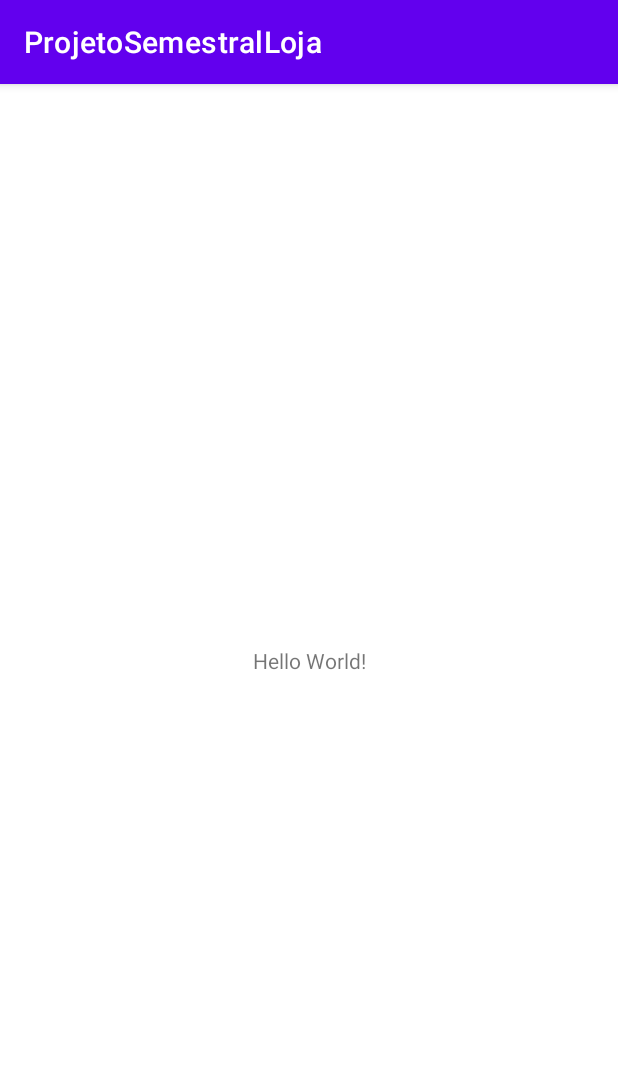
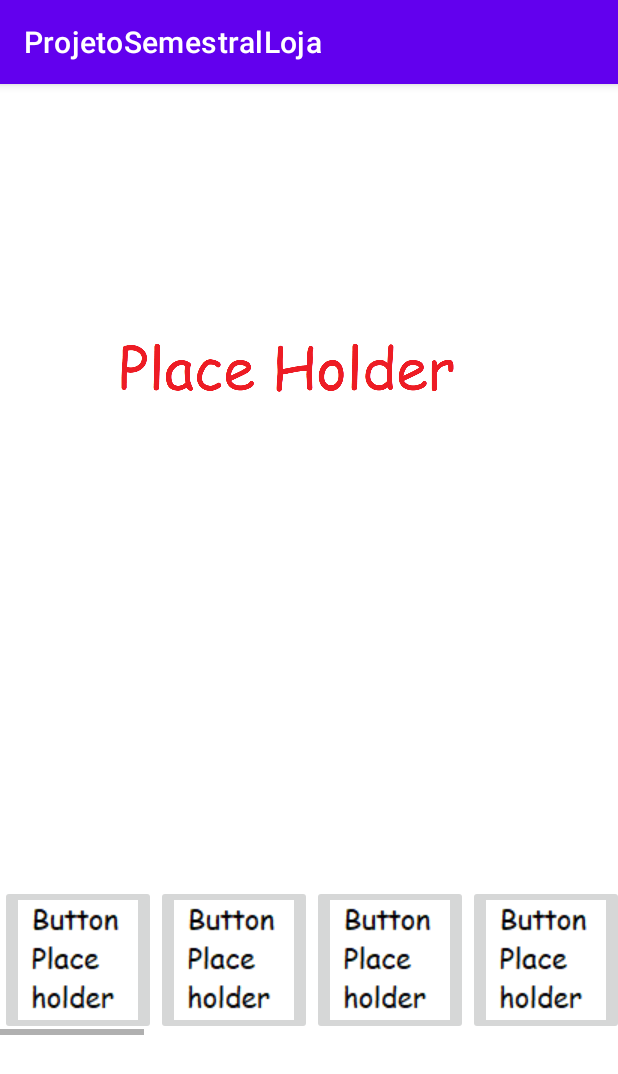
Before and after one commit to EAKerber/ProjetoSemestralLoja, an Android app: the MainActivity screen opened directly, with no data from a screen before it, on a phone screen of 412 x 824 dp. Shown: the top 1074 px of the screen. Run offline under Robolectric (Android 15) with nearby library versions, the light colour scheme and no system bars.

Commit message:
pagina inicial esqueleto, botões de categoria

```diff
--- a/app/src/main/java/com/example/projetosemestralloja/MainActivity.java
+++ b/app/src/main/java/com/example/projetosemestralloja/MainActivity.java
@@ -2,13 +2,80 @@ package com.example.projetosemestralloja;
 
 import androidx.appcompat.app.AppCompatActivity;
 
+import android.annotation.SuppressLint;
+import android.content.Intent;
+import android.graphics.drawable.Drawable;
 import android.os.Bundle;
+import android.os.Parcelable;
+import android.util.Log;
+import android.view.View;
+import android.widget.Button;
+import android.widget.ImageButton;
+import android.widget.LinearLayout;
+import android.widget.TextView;
+import android.widget.Toast;
+
+import java.util.ArrayList;
+import java.util.List;
 
 public class MainActivity extends AppCompatActivity {
+
+    List<PaginaInicialIMButton> IMButtonList = new ArrayList<>();
 
     @Override
     protected void onCreate(Bundle savedInstanceState) {
         super.onCreate(savedInstanceState);
         setContentView(R.layout.activity_main);
+
+        Log.w("addONIMBList","tentando registro");
+
+        addOnIMBList(R.drawable.button_place_holder, "titulo");
+        addOnIMBList(R.drawable.button_place_holder, "titulo");
+        addOnIMBList(R.drawable.button_place_holder, "titulo");
+        addOnIMBList(R.drawable.button_place_holder, "titulo");
+        addOnIMBList(R.drawable.button_place_holder, "titulo");
+        addOnIMBList(R.drawable.button_place_holder, "titulo");
+        addOnIMBList(R.drawable.button_place_holder, "titulo");
+        addOnIMBList(R.drawable.button_place_holder, "titulo");
+        addOnIMBList(R.drawable.button_place_holder, "titulo");
+        addOnIMBList(R.drawable.button_place_holder, "titulo");
+        addOnIMBList(R.drawable.button_place_holder, "titulo");
+        addOnIMBList(R.drawable.button_place_holder, "titulo");
+        addOnIMBList(R.drawable.button_place_holder, "titulo");
+        addOnIMBList(R.drawable.button_place_holder, "titulo");
+        addOnIMBList(R.drawable.button_place_holder, "titulo");
+        addOnIMBList(R.drawable.button_place_holder, "titulo");
+        addOnIMBList(R.drawable.button_place_holder, "titulo");
+
+
+
+        Log.w("addONIMBList","registro adicionado");
+
+        createButtons();
+
     }
+
+    public void createButtons(){
+
+        LinearLayout ll = findViewById(R.id.LinearLayoutMainSV);
+        for (PaginaInicialIMButton obj1 : IMButtonList) {
+            ImageButton ib = new ImageButton(this);
+            ib.setImageResource(obj1.getImage());
+            ib.setOnClickListener(new View.OnClickListener() {
+                @Override
+                public void onClick(View v) {
+                    Intent intent = new Intent(getApplicationContext(), SplashScreen.class);
+                    startActivity(intent);
+                }
+            });
+            ll.addView(ib);;
+        }
+
+    }
+
+    public void addOnIMBList(int imagem, String titulo){
+        PaginaInicialIMButton imb = new PaginaInicialIMButton(imagem, titulo);
+        IMButtonList.add(imb);
+    }
+
 }
--- /dev/null
+++ b/app/src/main/java/com/example/projetosemestralloja/PaginaInicialIMButton.java
@@ -0,0 +1,26 @@
+package com.example.projetosemestralloja;
+
+public class PaginaInicialIMButton {
+    public int image;
+    public String titulo;
+
+    public PaginaInicialIMButton(int image, String titulo) {
+        this.image = image;
+        this.titulo = titulo;
+    }
+
+    public int getImage() {
+        return image;
+    }
+
+    public void setImage(int image) { this.image = image; }
+
+    public String getTitulo() {
+        return titulo;
+    }
+
+    public void setTitulo(String titulo) {
+        this.titulo = titulo;
+    }
+
+}
--- a/app/src/main/res/layout/activity_main.xml
+++ b/app/src/main/res/layout/activity_main.xml
@@ -6,13 +6,31 @@
     android:layout_height="match_parent"
     tools:context=".MainActivity">
 
-    <TextView
-        android:layout_width="wrap_content"
+    <ImageView
+        android:id="@+id/imageView3"
+        android:layout_width="0dp"
+        android:layout_height="400dp"
+        app:layout_constraintEnd_toEndOf="parent"
+        app:layout_constraintHorizontal_bias="0.454"
+        app:layout_constraintStart_toStartOf="parent"
+        app:layout_constraintTop_toTopOf="parent"
+        app:srcCompat="@drawable/place_holder" />
+
+    <HorizontalScrollView
+        android:id="@+id/horizontalScrollView"
+        android:layout_width="match_parent"
         android:layout_height="wrap_content"
-        android:text="Hello World!"
         app:layout_constraintBottom_toBottomOf="parent"
-        app:layout_constraintLeft_toLeftOf="parent"
-        app:layout_constraintRight_toRightOf="parent"
-        app:layout_constraintTop_toTopOf="parent" />
+        app:layout_constraintEnd_toEndOf="parent"
+        app:layout_constraintHorizontal_bias="0.0"
+        app:layout_constraintStart_toStartOf="parent"
+        app:layout_constraintTop_toBottomOf="@+id/imageView3">
+
+        <LinearLayout
+            android:id="@+id/LinearLayoutMainSV"
+            android:layout_width="wrap_content"
+            android:layout_height="match_parent"
+            android:orientation="horizontal" />
+    </HorizontalScrollView>
 
 </androidx.constraintlayout.widget.ConstraintLayout>
```
Also changed, not shown: app/src/main/res/drawable/button_place_holder.png (added), app/src/main/res/drawable/place_holder.png (added), 7 other files.
